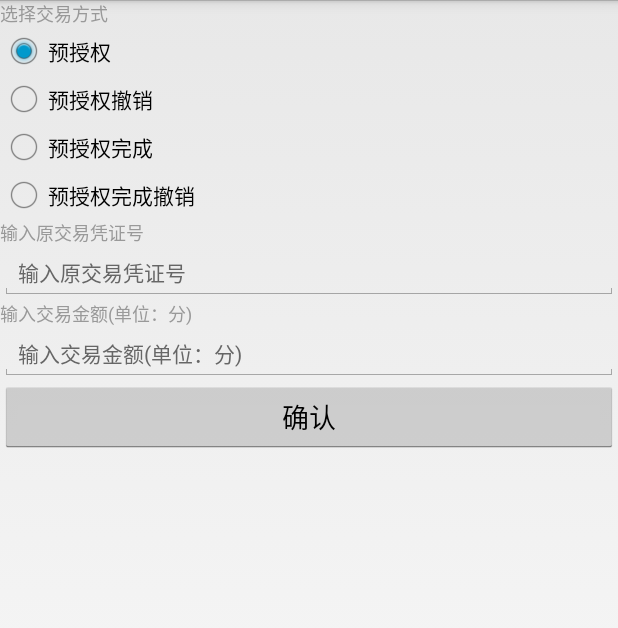
After one commit to chuwuwang/sunmi-export-api-demo, an Android app: the PreAuthActivity screen opened directly, with no data from a screen before it, on a phone screen of 412 x 824 dp. The commit adds this screen. Shown: the top 628 px of the screen. Run offline under Robolectric (Android 15) with nearby library versions, the phone set to English and light mode, and no system bars.

Commit message:
预授权

```diff
--- a/L3Demo/app/src/main/AndroidManifest.xml
+++ b/L3Demo/app/src/main/AndroidManifest.xml
@@ -20,11 +20,12 @@
             </intent-filter>
         </activity>
         <activity android:name=".ConsumeActivity" />
-        <activity android:name=".ProAuthActivity" />
+        <activity android:name=".PreAuthActivity" />
         <activity android:name=".QRCordSweptActivity" />
         <activity android:name=".ReturnGoodsActivity" />
         <activity android:name=".RevokeActivity" />
-
+        <activity android:name=".ResultActivity" />
+        <!--接收结果广播-->
         <receiver android:name=".ResultReceiver">
             <intent-filter>
                 <action android:name="sunmi.payment.L3Route.RESULT" />
--- /dev/null
+++ b/L3Demo/app/src/main/java/sunmi/l3demo/PreAuthActivity.java
@@ -0,0 +1,108 @@
+package sunmi.l3demo;
+
+import android.app.Activity;
+import android.content.Intent;
+import android.content.pm.PackageManager;
+import android.content.pm.ResolveInfo;
+import android.os.Bundle;
+import android.text.TextUtils;
+import android.view.View;
+import android.widget.Button;
+import android.widget.EditText;
+import android.widget.RadioButton;
+import android.widget.Toast;
+
+import java.util.List;
+
+/**
+ * Created by xurong on 2017/5/15.
+ */
+
+public class PreAuthActivity extends Activity implements View.OnClickListener {
+    private RadioButton preauth_rb;
+    private RadioButton preauth_revoke_rb;
+    private RadioButton preauth_complete_rb;
+    private RadioButton preauth_complete_revoke_rb;
+    private EditText input_ori_voucher_no_edt;
+    private EditText input_money_edt;
+    private Button ok_btn;
+
+    @Override
+    protected void onCreate(Bundle savedInstanceState) {
+        super.onCreate(savedInstanceState);
+        setContentView(R.layout.activity_preauth);
+        preauth_rb = (RadioButton) findViewById(R.id.preauth_rb);
+        preauth_revoke_rb = (RadioButton) findViewById(R.id.preauth_revoke_rb);
+        preauth_complete_rb = (RadioButton) findViewById(R.id.preauth_complete_rb);
+        preauth_complete_revoke_rb = (RadioButton) findViewById(R.id.preauth_complete_revoke_rb);
+        input_ori_voucher_no_edt = (EditText) findViewById(R.id.input_ori_voucher_no_edt);
+        input_money_edt = (EditText) findViewById(R.id.input_money_edt);
+        ok_btn = (Button) findViewById(R.id.ok_btn);
+        ok_btn.setOnClickListener(this);
+    }
+
+
+    private int getTransType() {
+        int transType;
+        if (preauth_rb.isChecked()) {
+            transType = 3;
+        } else if (preauth_revoke_rb.isChecked()) {
+            transType = 4;
+        } else if (preauth_complete_rb.isChecked()) {
+            transType = 5;
+        } else {
+            transType = 6;
+        }
+        return transType;
+    }
+
+    @Override
+    public void onClick(View v) {
+        int transType = getTransType();
+        String voucherNo = "";
+        String amount = "";
+        if (transType != 3) {
+            //预授权没有原凭证号
+            voucherNo = input_ori_voucher_no_edt.getText().toString();
+            if (TextUtils.isEmpty(voucherNo)) {
+                Toast.makeText(getBaseContext(), getString(R.string.please_input_voucher_no), Toast.LENGTH_SHORT).show();
+                return;
+            }
+        }
+
+        long _amount = 0;
+        try {
+            //预授权撤销和预授权完成撤销没有金额
+            amount = input_money_edt.getText().toString();
+            _amount = Long.valueOf(amount);
+        } catch (Exception e) {
+            e.printStackTrace();
+            Toast.makeText(getBaseContext(), getString(R.string.please_input_amount), Toast.LENGTH_SHORT).show();
+            return;
+        }
+
+        Intent intent = new Intent("sunmi.payment.L3");
+        intent.putExtra("transId", "L3 demo transId");
+        intent.putExtra("transType", transType);
+        intent.putExtra("amount", _amount);
+        intent.putExtra("oriVoucherNo", voucherNo);
+        intent.putExtra("appId", getPackageName());
+
+        if (isIntentExisting(intent)) {
+            startActivity(intent);
+        } else {
+            Toast.makeText(this, "此机器上没有安装L3应用", Toast.LENGTH_SHORT).show();
+        }
+    }
+
+    public boolean isIntentExisting(Intent intent) {
+        final PackageManager packageManager = getPackageManager();
+        List<ResolveInfo> resolveInfo =
+                packageManager.queryIntentActivities(intent,
+                        PackageManager.MATCH_DEFAULT_ONLY);
+        if (resolveInfo.size() > 0) {
+            return true;
+        }
+        return false;
+    }
+}
--- /dev/null
+++ b/L3Demo/app/src/main/res/layout/activity_preauth.xml
@@ -0,0 +1,94 @@
+<?xml version="1.0" encoding="utf-8"?>
+<LinearLayout xmlns:android="http://schemas.android.com/apk/res/android"
+    android:layout_width="match_parent"
+    android:layout_height="match_parent"
+    android:orientation="vertical">
+
+    <TextView
+        android:layout_width="wrap_content"
+        android:layout_height="wrap_content"
+        android:text="@string/select_mode_payment"
+        android:textColor="#999999"
+        android:textSize="12sp" />
+
+    <RadioGroup
+        android:id="@+id/mode_payment_rg"
+        android:layout_width="match_parent"
+        android:layout_height="wrap_content"
+        android:contentDescription="@string/select_mode_payment"
+        android:orientation="vertical">
+
+        <RadioButton
+            android:id="@+id/preauth_rb"
+            android:layout_width="wrap_content"
+            android:layout_height="wrap_content"
+            android:checked="true"
+            android:text="@string/preauth_rb"
+            android:textColor="#000000"
+            android:textSize="14dp" />
+
+        <RadioButton
+            android:id="@+id/preauth_revoke_rb"
+            android:layout_width="wrap_content"
+            android:layout_height="wrap_content"
+            android:text="@string/preauth_revoke_rb"
+            android:textColor="#000000"
+            android:textSize="14dp" />
+
+        <RadioButton
+            android:id="@+id/preauth_complete_rb"
+            android:layout_width="wrap_content"
+            android:layout_height="wrap_content"
+            android:text="@string/preauth_complete_rb"
+            android:textColor="#000000"
+            android:textSize="14dp" />
+
+        <RadioButton
+            android:id="@+id/preauth_complete_revoke_rb"
+            android:layout_width="wrap_content"
+            android:layout_height="wrap_content"
+            android:text="@string/preauth_complete_revoke_rb"
+            android:textColor="#000000"
+            android:textSize="14dp" />
+    </RadioGroup>
+
+    <TextView
+        android:layout_width="wrap_content"
+        android:layout_height="wrap_content"
+        android:text="@string/input_ori_voucher_no"
+        android:textColor="#999999"
+        android:textSize="12sp" />
+
+    <EditText
+        android:id="@+id/input_ori_voucher_no_edt"
+        android:layout_width="match_parent"
+        android:layout_height="wrap_content"
+        android:hint="@string/input_ori_voucher_no"
+        android:textColor="#000000"
+        android:textColorHint="#666666"
+        android:textSize="14dp" />
+
+    <TextView
+        android:layout_width="wrap_content"
+        android:layout_height="wrap_content"
+        android:text="@string/input_money"
+        android:textColor="#999999"
+        android:textSize="12sp" />
+
+    <EditText
+        android:id="@+id/input_money_edt"
+        android:layout_width="match_parent"
+        android:layout_height="wrap_content"
+        android:hint="@string/input_money"
+        android:inputType="number"
+        android:maxLength="9"
+        android:textColor="#000000"
+        android:textColorHint="#666666"
+        android:textSize="14dp" />
+
+    <Button
+        android:id="@+id/ok_btn"
+        android:layout_width="match_parent"
+        android:layout_height="wrap_content"
+        android:text="@string/ok" />
+</LinearLayout>
--- a/L3Demo/app/src/main/res/values/strings.xml
+++ b/L3Demo/app/src/main/res/values/strings.xml
@@ -20,5 +20,13 @@
     <!-- 退货 -->
     <string name="return_goods">退货</string>
     <!-- 预授权-->
+    <string name="input_voucher_no">输入原交易凭证号,如果没有可以不填</string>
+    <string name="input_amount">输入凭证号,如果没有可以不填</string>
+    <string name="please_input_voucher_no">请输入原交易凭证号</string>
+    <string name="please_input_amount">请输入交易金额</string>
     <string name="pro_auth">预授权</string>
+    <string name="preauth_rb">预授权</string>
+    <string name="preauth_revoke_rb">预授权撤销</string>
+    <string name="preauth_complete_rb">预授权完成</string>
+    <string name="preauth_complete_revoke_rb">预授权完成撤销</string>
 </resources>
```
Also changed, not shown: L3Demo/app/src/main/java/sunmi/l3demo/MainActivity.java (+2 -13 lines), L3Demo/app/src/main/java/sunmi/l3demo/ProAuthActivity.java (deleted, +0 -15 lines), L3Demo/app/src/main/java/sunmi/l3demo/ResultActivity.java (added, +40 -0 lines), L3Demo/app/src/main/java/sunmi/l3demo/ResultReceiver.java (+10 -19 lines), L3Demo/app/src/main/res/layout/activity_pre_authorization_completion.xml (deleted, +0 -41 lines), L3Demo/app/src/main/res/layout/activity_result.xml (added, +16 -0 lines).
